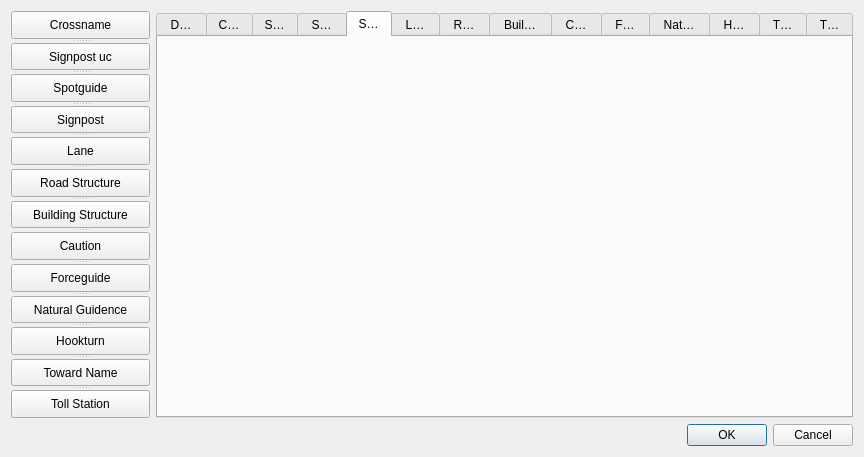
15831944/tphProjects, file Suntec/QgisPyPlugin/RdbViewer/GuideDlgDesign.ui: the form before one commit.
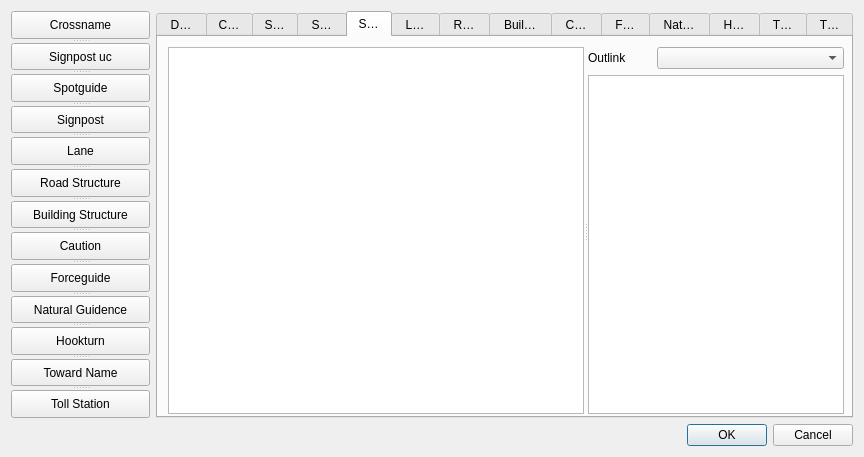
The form after the commit. The open tabs and pages were chosen to show the change.

Commit message: qgis plugin -- signpost

```diff
--- a/Suntec/QgisPyPlugin/RdbViewer/GuideDlgDesign.ui
+++ b/Suntec/QgisPyPlugin/RdbViewer/GuideDlgDesign.ui
@@ -217,6 +217,61 @@
       <attribute name="title">
        <string>Signpost</string>
       </attribute>
+      <widget class="QSplitter" name="splitter_4">
+       <property name="geometry">
+        <rect>
+         <x>10</x>
+         <y>10</y>
+         <width>676</width>
+         <height>367</height>
+        </rect>
+       </property>
+       <property name="orientation">
+        <enum>Qt::Horizontal</enum>
+       </property>
+       <widget class="QGraphicsView" name="graphicsViewSignpost">
+        <property name="sizePolicy">
+         <sizepolicy hsizetype="Expanding" vsizetype="Expanding">
+          <horstretch>3</horstretch>
+          <verstretch>0</verstretch>
+         </sizepolicy>
+        </property>
+       </widget>
+       <widget class="QWidget" name="layoutWidget_2">
+        <layout class="QVBoxLayout" name="verticalLayout_2">
+         <item>
+          <layout class="QHBoxLayout" name="horizontalLayout_2" stretch="1,3">
+           <item>
+            <widget class="QLabel" name="label_2">
+             <property name="text">
+              <string>Outlink</string>
+             </property>
+             <property name="indent">
+              <number>-1</number>
+             </property>
+            </widget>
+           </item>
+           <item>
+            <widget class="QComboBox" name="comboBoxSignpostOutlinkid"/>
+           </item>
+          </layout>
+         </item>
+         <item>
+          <widget class="QTextEdit" name="textEditSignpostInfo">
+           <property name="sizePolicy">
+            <sizepolicy hsizetype="Expanding" vsizetype="Expanding">
+             <horstretch>0</horstretch>
+             <verstretch>0</verstretch>
+            </sizepolicy>
+           </property>
+           <property name="readOnly">
+            <bool>true</bool>
+           </property>
+          </widget>
+         </item>
+        </layout>
+       </widget>
+      </widget>
      </widget>
      <widget class="QWidget" name="tabLane">
       <attribute name="title">
```
Left out of the diff: 2 changed lines with no effect on the pictures. The commit also changes 4 other files.
